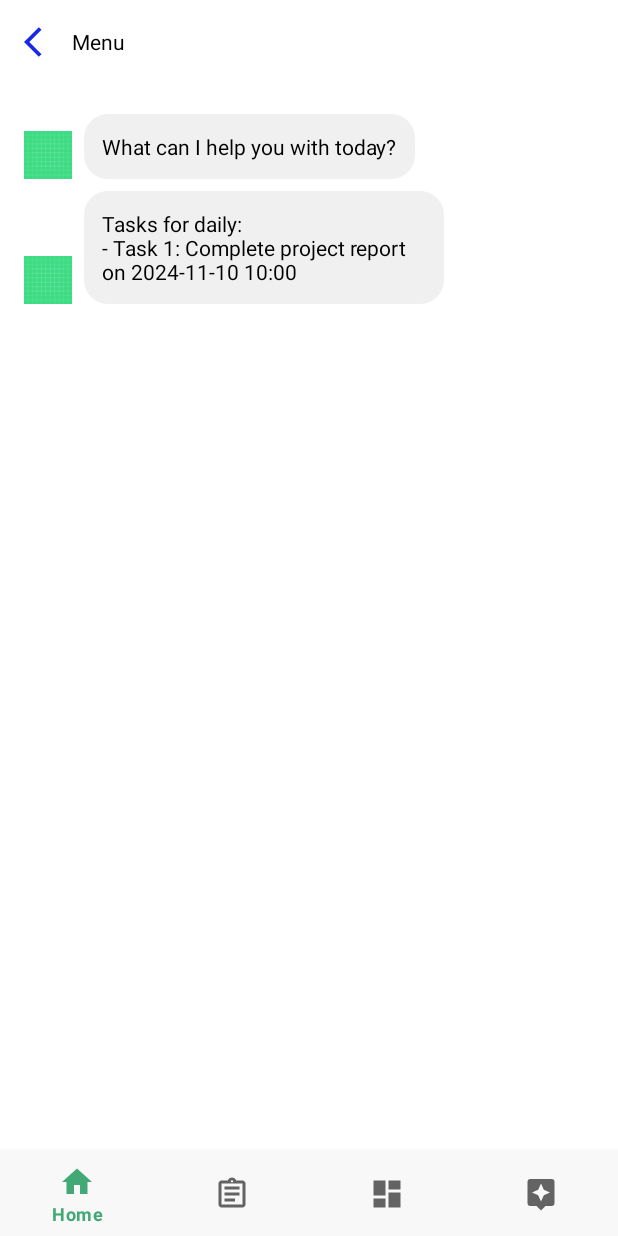
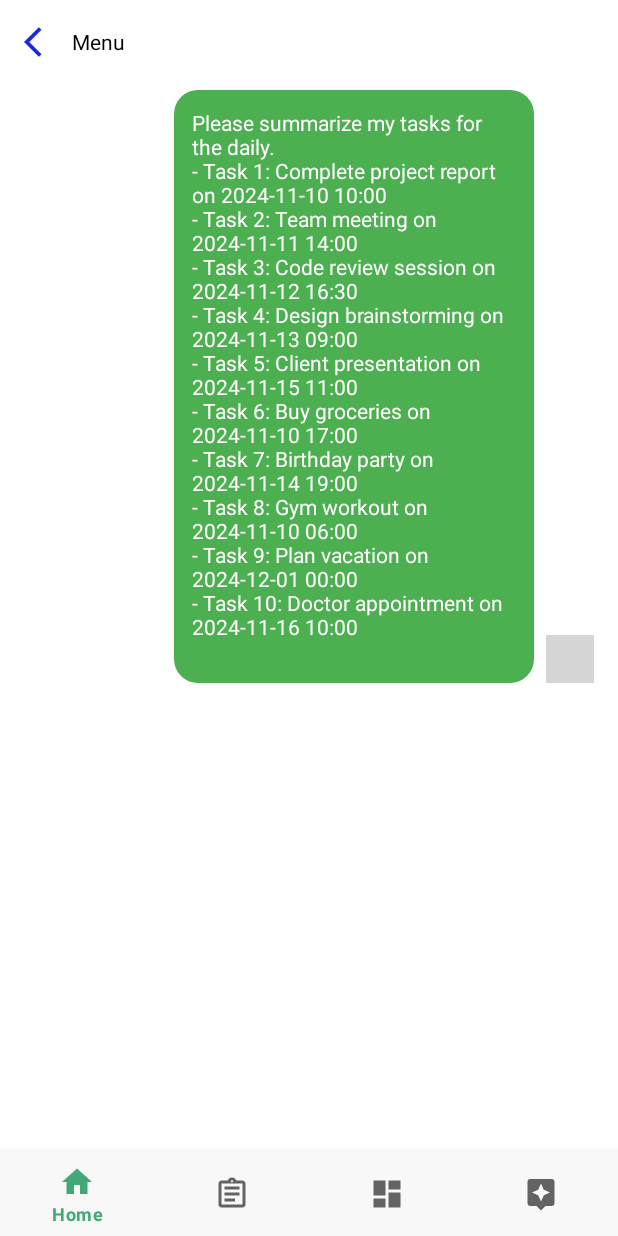
Before and after one commit to Forestocean37/Final-Project-Group-4, an Android app: the AiFragment screen opened through its navigation route, after a tap on "DAILY", on a phone screen of 412 x 824 dp. Run offline under Robolectric (Android 15) with nearby library versions, the light colour scheme and no system bars; our stand-ins replace navigation-ui; libraries missing offline, so code that uses them is left out: com.google.ai.client; 5 statements that could not run were skipped; 3 other taps on this screen came first; grey boxes are pictures that could not be loaded.

Commit message:
most genai done

```diff
--- a/app/src/main/AndroidManifest.xml
+++ b/app/src/main/AndroidManifest.xml
@@ -1,6 +1,10 @@
 <?xml version="1.0" encoding="utf-8"?>
 <manifest xmlns:android="http://schemas.android.com/apk/res/android"
     xmlns:tools="http://schemas.android.com/tools">
+
+    <uses-permission android:name="android.permission.INTERNET" />
+    <uses-permission android:name="android.permission.ACCESS_NETWORK_STATE" />
+
 
     <application
         android:allowBackup="true"
--- a/app/src/main/java/edu/neu/final_project_group_4/ui/ai/AiViewModel.java
+++ b/app/src/main/java/edu/neu/final_project_group_4/ui/ai/AiViewModel.java
@@ -1,16 +1,169 @@
+// stable code
+//package edu.neu.final_project_group_4.ui.ai;
+//
+//import androidx.lifecycle.LiveData;
+//import androidx.lifecycle.MutableLiveData;
+//import androidx.lifecycle.ViewModel;
+//import java.util.ArrayList;
+//import java.util.List;
+//
+//public class AiViewModel extends ViewModel {
+//    private final MutableLiveData<List<String>> chatMessages;
+//    private final List<String> messages;
+//    private final List<Task> tasks;
+//    private Task selectedTask;
+//
+//    public AiViewModel() {
+//        chatMessages = new MutableLiveData<>();
+//        messages = new ArrayList<>();
+//        tasks = new ArrayList<>();
+//
+//        // Mock tasks (5 fake data entries)
+//        tasks.add(new Task("Task 1", "Complete project report", "2024-11-10 10:00"));
+//        tasks.add(new Task("Task 2", "Team meeting", "2024-11-11 14:00"));
+//        tasks.add(new Task("Task 3", "Code review session", "2024-11-12 16:30"));
+//        tasks.add(new Task("Task 4", "Design brainstorming", "2024-11-13 09:00"));
+//        tasks.add(new Task("Task 5", "Client presentation", "2024-11-15 11:00"));
+//    }
+//
+//    public List<Task> getTasks() {
+//        return tasks;
+//    }
+//
+//    public LiveData<List<String>> getChatMessages() {
+//        return chatMessages;
+//    }
+//
+//    public void setSelectedTask(Task task) {
+//        selectedTask = task;
+//    }
+//
+//    public void confirmReschedule(Task task, String newDate) {
+//        if (task != null) {
+//            task.setDate(newDate);
+//            sendMessage("Task '" + task.getTitle() + "' has been successfully rescheduled to " + newDate);
+//        }
+//    }
+//
+//    public void sendMessage(String request) {
+//        messages.add("AI: " + request);
+//        chatMessages.setValue(new ArrayList<>(messages));
+//    }
+//
+//    // Summarize tasks based on timeframe
+//    public void summarizeTasks(String timeframe) {
+//        StringBuilder summary = new StringBuilder("Tasks for " + timeframe.toLowerCase() + ":");
+//
+//        for (Task task : tasks) {
+//            if (isTaskInTimeframe(task, timeframe)) {
+//                summary.append("\n- ").append(task.getTitle())
+//                        .append(": ").append(task.getDescription())
+//                        .append(" on ").append(task.getDate());
+//            }
+//        }
+//
+//        if (summary.toString().equals("Tasks for " + timeframe.toLowerCase() + ":")) {
+//            summary.append("\nNo tasks available for the selected timeframe.");
+//        }
+//
+//        sendMessage(summary.toString());
+//    }
+//
+//    // Suggest free time slots based on timeframe
+//    public void suggestFreeTimeSlots(String timeframe) {
+//        StringBuilder suggestions = new StringBuilder("Suggested free time slots for " + timeframe.toLowerCase() + ":");
+//
+//        if (timeframe.equalsIgnoreCase("daily")) {
+//            suggestions.append("\n- 12:00 PM - 1:00 PM");
+//            suggestions.append("\n- 3:00 PM - 4:00 PM");
+//        } else if (timeframe.equalsIgnoreCase("weekly")) {
+//            suggestions.append("\n- Monday 2:00 PM - 3:00 PM");
+//            suggestions.append("\n- Wednesday 11:00 AM - 12:00 PM");
+//        } else if (timeframe.equalsIgnoreCase("monthly")) {
+//            suggestions.append("\n- 1st and 15th of the month, 10:00 AM - 11:00 AM");
+//        }
+//
+//        // Include any tasks within the timeframe for context
+//        for (Task task : tasks) {
+//            if (isTaskInTimeframe(task, timeframe)) {
+//                suggestions.append("\nNote: Task '").append(task.getTitle())
+//                        .append("' scheduled on ").append(task.getDate());
+//            }
+//        }
+//
+//        sendMessage(suggestions.toString());
+//    }
+//
+//    // Helper method to check if a task is within the specified timeframe
+//    private boolean isTaskInTimeframe(Task task, String timeframe) {
+//        if (timeframe.equalsIgnoreCase("daily")) {
+//            return task.getDate().contains("2024-11-10"); // Example for today's date
+//        } else if (timeframe.equalsIgnoreCase("weekly")) {
+//            return task.getDate().startsWith("2024-11-1"); // Any date in the week of Nov 10-17
+//        } else if (timeframe.equalsIgnoreCase("monthly")) {
+//            return task.getDate().startsWith("2024-11"); // Any date in November 2024
+//        }
+//        return false;
+//    }
+//
+//    // Inner class for Task representation
+//    public static class Task {
+//        private String title;
+//        private String description;
+//        private String date;
+//
+//        public Task(String title, String description, String date) {
+//            this.title = title;
+//            this.description = description;
+//            this.date = date;
+//        }
+//
+//        public String getTitle() {
+//            return title;
+//        }
+//
+//        public String getDescription() {
+//            return description;
+//        }
+//
+//        public String getDate() {
+//            return date;
+//        }
+//
+//        public void setDate(String newDate) {
+//            this.date = newDate;
+//        }
+//    }
+//}
+
+
 package edu.neu.final_project_group_4.ui.ai;
 
 import androidx.lifecycle.LiveData;
 import androidx.lifecycle.MutableLiveData;
 import androidx.lifecycle.ViewModel;
+
+import com.google.ai.client.generativeai.GenerativeModel;
+import com.google.ai.client.generativeai.java.GenerativeModelFutures;
+import com.google.ai.client.generativeai.type.Content;
+import com.google.ai.client.generativeai.type.GenerateContentResponse;
+import com.google.common.util.concurrent.ListenableFuture;
+import com.google.common.util.concurrent.Futures;
+import com.google.common.util.concurrent.FutureCallback;
 import java.util.ArrayList;
 import java.util.List;
+import java.util.concurrent.Executor;
+import java.util.concurrent.Executors;
+
+import edu.neu.final_project_group_4.BuildConfig;
 
 public class AiViewModel extends ViewModel {
     private final MutableLiveData<List<String>> chatMessages;
     private final List<String> messages;
     private final List<Task> tasks;
     private Task selectedTask;
+    private GenerativeModelFutures model;
+    private Executor executor = Executors.newSingleThreadExecutor();
 
     public AiViewModel() {
         chatMessages = new MutableLiveData<>();
@@ -18,11 +171,21 @@
         tasks = new ArrayList<>();
 
         // Mock tasks (5 fake data entries)
-        tasks.add(new Task("Task 1", "Complete project report", "2024-11-10 10:00"));
-        tasks.add(new Task("Task 2", "Team meeting", "2024-11-11 14:00"));
-        tasks.add(new Task("Task 3", "Code review session", "2024-11-12 16:30"));
-        tasks.add(new Task("Task 4", "Design brainstorming", "2024-11-13 09:00"));
-        tasks.add(new Task("Task 5", "Client presentation", "2024-11-15 11:00"));
+        tasks.add(new Task("Task 1", "Complete project report", "2024-11-10 10:00", "Work", "High", true, "2024-11-09"));
+        tasks.add(new Task("Task 2", "Team meeting", "2024-11-11 14:00", "Work", "Medium", false, null));
+        tasks.add(new Task("Task 3", "Code review session", "2024-11-12 16:30", "Work", "Medium", false, null));
+        tasks.add(new Task("Task 4", "Design brainstorming", "2024-11-13 09:00", "Work", "High", false, null));
+        tasks.add(new Task("Task 5", "Client presentation", "2024-11-15 11:00", "Work", "High", false, null));
+        tasks.add(new Task("Task 6", "Buy groceries", "2024-11-10 17:00", "Personal", "Low", true, "2024-11-10"));
+        tasks.add(new Task("Task 7", "Birthday party", "2024-11-14 19:00", "Social", "Low", false, null));
+        tasks.add(new Task("Task 8", "Gym workout", "2024-11-10 06:00", "Personal", "Medium", true, "2024-11-10"));
+        tasks.add(new Task("Task 9", "Plan vacation", "2024-12-01 00:00", "Personal", "High", false, null));
+        tasks.add(new Task("Task 10", "Doctor appointment", "2024-11-16 10:00", "Personal", "Medium", false, null));
+
+
+        // Set up the GenerativeModel
+        GenerativeModel gm = new GenerativeModel("gemini-1.5-flash", BuildConfig.GEMINI_API_KEY);
+        model = GenerativeModelFutures.from(gm);
     }
 
     public List<Task> getTasks() {
@@ -37,72 +200,147 @@
         selectedTask = task;
     }
 
+    public void addMessage(String message, boolean isUserMessage) {
+        if (isUserMessage) {
+            messages.add("User: " + message);
+        } else {
+            messages.add("AI: " + message);
+        }
+        chatMessages.postValue(new ArrayList<>(messages));
+    }
+
+    void sendMessageToAI(String prompt) {
+        Content content = new Content.Builder().addText(prompt).build();
+        ListenableFuture<GenerateContentResponse> response = model.generateContent(content);
+
+        Futures.addCallback(
+                response,
+                new FutureCallback<GenerateContentResponse>() {
+                    @Override
+                    public void onSuccess(GenerateContentResponse result) {
+                        String resultText = result.getText();
+                        addMessage(resultText, false); // Add AI's response
+                    }
+
+                    @Override
+                    public void onFailure(Throwable t) {
+                        t.printStackTrace();
+                        addMessage("Sorry, an error occurred.", false);
+                    }
+                },
+                executor
+        );
+    }
+
+    public void summarizeTasks(String timeframe) {
+        List<Task> tasksInTimeframe = getTasksInTimeframe(timeframe);
+        StringBuilder prompt = new StringBuilder();
+        prompt.append("Please summarize my tasks for the ").append(timeframe.toLowerCase()).append(".\n");
+
+        for (Task task : tasksInTimeframe) {
+            prompt.append("- ").append(task.getTitle())
+                    .append(": ").append(task.getDescription())
+                    .append(" on ").append(task.getDate()).append("\n");
+        }
+
+        if (tasksInTimeframe.isEmpty()) {
+            prompt.append("I have no tasks for the ").append(timeframe.toLowerCase()).append(".");
+        }
+
+        addMessage(prompt.toString(), true); // Add user's message
+        sendMessageToAI(prompt.toString()); // Send prompt to AI
+    }
+
+    public void suggestFreeTimeSlots(String timeframe) {
+        String prompt = "Please suggest some free time slots for the " + timeframe.toLowerCase() + ".";
+        addMessage(prompt, true); // Add user's message
+        sendMessageToAI(prompt);
+    }
+
     public void confirmReschedule(Task task, String newDate) {
         if (task != null) {
-            task.setDate(newDate);
-            sendMessage("Task '" + task.getTitle() + "' has been successfully rescheduled to " + newDate);
+            String prompt = "I would like to reschedule the task '" + task.getTitle() + "' to " + newDate + ".";
+            addMessage(prompt, true); // Add user's message
+            sendMessageToAI(prompt);
+            task.setDate(newDate); // Update the task date locally
         }
     }
 
-    public void sendMessage(String request) {
-        messages.add("AI: " + request);
-        chatMessages.setValue(new ArrayList<>(messages));
+    public void prioritizeTasks() {
+        StringBuilder prompt = new StringBuilder("Please prioritize my tasks based on deadlines, complexity, and importance.\n");
+        for (Task task : tasks) {
+            prompt.append("- ").append(task.getTitle())
+                    .append(": ").append(task.getDescription())
+                    .append(", Deadline: ").append(task.getDate())
+                    .append(", Type: ").append(task.getType())
+                    .append(", Complexity: ").append(task.getComplexity())
+                    .append("\n");
+        }
+
+        addMessage(prompt.toString(), true);
+        sendMessageToAI(prompt.toString());
     }
 
-    // Summarize tasks based on timeframe
-    public void summarizeTasks(String timeframe) {
-        StringBuilder summary = new StringBuilder("Tasks for " + timeframe.toLowerCase() + ":");
+    public void viewInsights() {
+        String prompt = "Please provide insights on my productivity based on my task completion data.";
+        addMessage(prompt, true);
+        sendMessageToAI(prompt);
+    }
 
+    public void breakDownTask(Task task) {
+        String prompt = "Please break down the following task into subtasks:\n"
+                + task.getTitle() + ": " + task.getDescription();
+        addMessage(prompt, true);
+        sendMessageToAI(prompt);
+    }
+
+    public void adjustDeadlines() {
+        StringBuilder prompt = new StringBuilder("Please suggest new deadlines for overloaded days.\n");
         for (Task task : tasks) {
-            if (isTaskInTimeframe(task, timeframe)) {
-                summary.append("\n- ").append(task.getTitle())
+            prompt.append("- ").append(task.getTitle())
+                    .append(": ").append(task.getDescription())
+                    .append(", Deadline: ").append(task.getDate())
+                    .append(", Type: ").append(task.getType())
+                    .append("\n");
+        }
+
+        addMessage(prompt.toString(), true);
+        sendMessageToAI(prompt.toString());
+    }
+
+    public void reviewTasks() {
+        StringBuilder prompt = new StringBuilder("Please review my completed tasks and provide feedback and suggestions.\n");
+        for (Task task : tasks) {
+            if (task.isCompleted()) {
+                prompt.append("- ").append(task.getTitle())
                         .append(": ").append(task.getDescription())
-                        .append(" on ").append(task.getDate());
+                        .append(", Completed on: ").append(task.getCompletionDate())
+                        .append("\n");
             }
         }
 
-        if (summary.toString().equals("Tasks for " + timeframe.toLowerCase() + ":")) {
-            summary.append("\nNo tasks available for the selected timeframe.");
+        if (prompt.toString().equals("Please review my completed tasks and provide feedback and suggestions.\n")) {
+            prompt.append("I have not completed any tasks yet.");
         }
 
-        sendMessage(summary.toString());
+        addMessage(prompt.toString(), true);
+        sendMessageToAI(prompt.toString());
     }
 
-    // Suggest free time slots based on timeframe
-    public void suggestFreeTimeSlots(String timeframe) {
-        StringBuilder suggestions = new StringBuilder("Suggested free time slots for " + timeframe.toLowerCase() + ":");
 
-        if (timeframe.equalsIgnoreCase("daily")) {
-            suggestions.append("\n- 12:00 PM - 1:00 PM");
-            suggestions.append("\n- 3:00 PM - 4:00 PM");
-        } else if (timeframe.equalsIgnoreCase("weekly")) {
-            suggestions.append("\n- Monday 2:00 PM - 3:00 PM");
-            suggestions.append("\n- Wednesday 11:00 AM - 12:00 PM");
-        } else if (timeframe.equalsIgnoreCase("monthly")) {
-            suggestions.append("\n- 1st and 15th of the month, 10:00 AM - 11:00 AM");
-        }
-
-        // Include any tasks within the timeframe for context
+    private List<Task> getTasksInTimeframe(String timeframe) {
+        List<Task> tasksInTimeframe = new ArrayList<>();
         for (Task task : tasks) {
             if (isTaskInTimeframe(task, timeframe)) {
-                suggestions.append("\nNote: Task '").append(task.getTitle())
-                        .append("' scheduled on ").append(task.getDate());
+                tasksInTimeframe.add(task);
             }
         }
-
-        sendMessage(suggestions.toString());
+        return tasksInTimeframe;
     }
 
-    // Helper method to check if a task is within the specified timeframe
     private boolean isTaskInTimeframe(Task task, String timeframe) {
-        if (timeframe.equalsIgnoreCase("daily")) {
-            return task.getDate().contains("2024-11-10"); // Example for today's date
-        } else if (timeframe.equalsIgnoreCase("weekly")) {
-            return task.getDate().startsWith("2024-11-1"); // Any date in the week of Nov 10-17
-        } else if (timeframe.equalsIgnoreCase("monthly")) {
-            return task.getDate().startsWith("2024-11"); // Any date in November 2024
-        }
-        return false;
+        // Implement proper date parsing and comparison here
+        return true; // Placeholder for simplicity
     }
 
     // Inner class for Task representation
@@ -110,27 +348,33 @@
         private String title;
         private String description;
         private String date;
+        private String type; // e.g., personal, work, social
+        private String complexity; // e.g., low, medium, high
+        private boolean completed;
+        private String completionDate;
 
-        public Task(String title, String description, String date) {
+        public Task(String title, String description, String date, String type, String complexity, boolean completed, String completionDate) {
             this.title = title;
             this.description = description;
             this.date = date;
+            this.type = type;
+            this.complexity = complexity;
+            this.completed = completed;
+            this.completionDate = completionDate;
         }
 
-        public String getTitle() {
-            return title;
-        }
+        // Getters and setters for new fields
 
-        public String getDescription() {
-            return description;
-        }
+        public String getType() { return type; }
+        public String getComplexity() { return complexity; }
+        public boolean isCompleted() { return completed; }
+        public String getCompletionDate() { return completionDate; }
 
-        public String getDate() {
-            return date;
-        }
+        // Existing getters and setters
+        public String getTitle() { return title; }
+        public String getDescription() { return description; }
+        public String getDate() { return date; }
+        public void setDate(String newDate) { this.date = newDate; }
+    }
 
-        public void setDate(String newDate) {
-            this.date = newDate;
-        }
-    }
 }
--- a/app/src/main/java/edu/neu/final_project_group_4/ui/ai/ChatAdapter.java
+++ b/app/src/main/java/edu/neu/final_project_group_4/ui/ai/ChatAdapter.java
@@ -21,8 +21,9 @@
 
     public void setMessages(List<String> newMessages) {
         this.messages = newMessages != null ? newMessages : new ArrayList<>();
-        notifyDataSetChanged();
+        notifyItemInserted(messages.size() - 1); // Only notify the newly added item
     }
+
 
     @NonNull
     @Override
--- a/app/src/main/res/layout/fragment_ai.xml
+++ b/app/src/main/res/layout/fragment_ai.xml
@@ -77,6 +77,45 @@
             android:layout_height="wrap_content"
             android:text="Suggest"
             android:visibility="gone"/>
+
+
+        <!-- Add new buttons -->
+
+        <Button
+            android:id="@+id/buttonPrioritize"
+            android:layout_width="match_parent"
+            android:layout_height="wrap_content"
+            android:text="Prioritize"
+            android:visibility="gone"/>
+
+        <Button
+            android:id="@+id/buttonViewInsights"
+            android:layout_width="match_parent"
+            android:layout_height="wrap_content"
+            android:text="View Insights"
+            android:visibility="gone"/>
+
+        <Button
+            android:id="@+id/buttonBreakDownTask"
+            android:layout_width="match_parent"
+            android:layout_height="wrap_content"
+            android:text="Break Down Task"
+            android:visibility="gone"/>
+
+        <Button
+            android:id="@+id/buttonAdjustDeadlines"
+            android:layout_width="match_parent"
+            android:layout_height="wrap_content"
+            android:text="Adjust Deadlines"
+            android:visibility="gone"/>
+
+        <Button
+            android:id="@+id/buttonReviewTasks"
+            android:layout_width="match_parent"
+            android:layout_height="wrap_content"
+            android:text="Review Tasks"
+            android:visibility="gone"/>
+
     </LinearLayout>
 
     <!-- ScrollView for additional options (e.g., Daily/Weekly/Monthly for Summarize or Suggest) -->
@@ -139,9 +178,12 @@
         android:id="@+id/recyclerViewResponses"
         android:layout_width="match_parent"
         android:layout_height="0dp"
-        android:layout_marginTop="16dp"
+        android:overScrollMode="always"
+        android:focusable="true"
+        android:focusableInTouchMode="true"
         app:layout_constraintTop_toBottomOf="@id/scrollViewOptions"
         app:layout_constraintStart_toStartOf="parent"
         app:layout_constraintEnd_toEndOf="parent"/>
 
+
 </androidx.constraintlayout.widget.ConstraintLayout>
--- a/gradle.properties
+++ b/gradle.properties
@@ -19,3 +19,4 @@
 # resources declared in the library itself and none from the library's dependencies,
 # thereby reducing the size of the R class for that library
 android.nonTransitiveRClass=true
+GOOGLE_APPLICATION_CREDENTIALS=G\:\\C DISK DESKTOP\\2023 NEU\\CS5520\\5520-mobile\\app\\terrydonzi-db7f9ec8e6fc.json
```
Also changed, not shown: app/build.gradle (+37 -0 lines), app/src/main/java/edu/neu/final_project_group_4/ui/ai/AiFragment.java (+100 -6 lines), build.gradle (line endings or trailing spaces).
